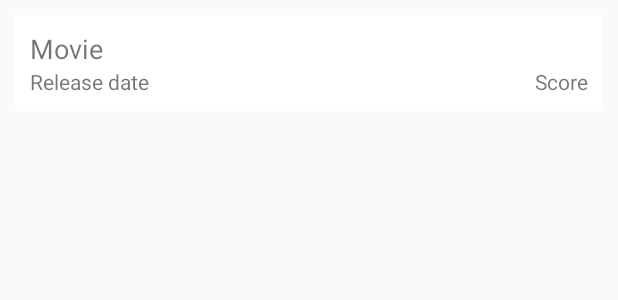
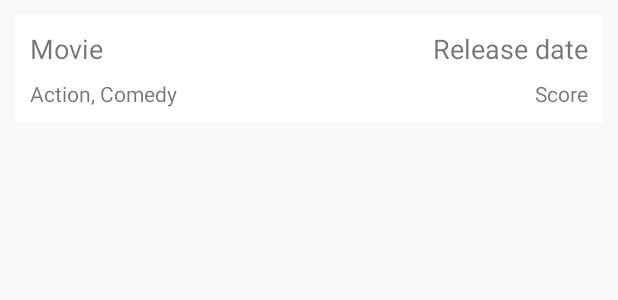
Before and after one commit to koncinar/roksmovies, an Android app: the layout list_item_movie.xml on its own in the app's theme, with its tools: preview values and no code run, on a phone screen of 412 x 824 dp. Shown: the top 300 px of the screen. Run offline under Robolectric (Android 15) with nearby library versions, the phone set to English and light mode, and no system bars; network calls fail.

Commit message:
Fetching the list of genres from TheMovieDB's API and applying it to the list of movies RxJava and RxAndroid libraries were added for the sake of simultaneous loading of the genres and movies and caching the movies and handling the completion of both calls

```diff
--- a/app/build.gradle
+++ b/app/build.gradle
@@ -46,6 +46,10 @@ dependencies {
     implementation 'com.squareup.retrofit2:retrofit:2.4.0'
     implementation 'com.squareup.retrofit2:converter-gson:2.4.0'
     implementation 'com.squareup.okhttp3:logging-interceptor:3.11.0'
+    implementation 'com.squareup.retrofit2:adapter-rxjava2:2.4.0'
+
+    implementation 'io.reactivex.rxjava2:rxandroid:2.1.0'
+    implementation 'io.reactivex.rxjava2:rxjava:2.2.1'
 
     // Unit Testing
     testImplementation 'junit:junit:4.12'
--- a/app/src/main/java/rocks/koncina/roksmovies/BindingAdapters.kt
+++ b/app/src/main/java/rocks/koncina/roksmovies/BindingAdapters.kt
@@ -6,7 +6,7 @@ import android.arch.lifecycle.Observer
 import android.databinding.BindingAdapter
 import android.support.v7.widget.LinearLayoutManager
 import android.support.v7.widget.RecyclerView
-import rocks.koncina.roksmovies.movieslist.model.Movie
+import rocks.koncina.roksmovies.movieslist.api.Movie
 import rocks.koncina.roksmovies.movieslist.view.MoviesListAdapter
 
 @BindingAdapter("movies")
--- a/app/src/main/java/rocks/koncina/roksmovies/MainActivity.kt
+++ b/app/src/main/java/rocks/koncina/roksmovies/MainActivity.kt
@@ -3,8 +3,12 @@ package rocks.koncina.roksmovies
 import android.os.Bundle
 import android.support.v7.app.AppCompatActivity
 import kotlinx.android.synthetic.main.activity_main.*
+import rocks.koncina.roksmovies.movieslist.factories.InstanceFactory
+import rocks.koncina.roksmovies.movieslist.factories.ViewModelFactory
 
 class MainActivity : AppCompatActivity() {
+
+    val viewModelFactory by lazy { ViewModelFactory(InstanceFactory()) }
 
     override fun onCreate(savedInstanceState: Bundle?) {
         super.onCreate(savedInstanceState)
--- a/app/src/main/java/rocks/koncina/roksmovies/movieslist/api/MoviesResponse.kt
+++ b/app/src/main/java/rocks/koncina/roksmovies/movieslist/api/MoviesResponse.kt
@@ -1,7 +1,6 @@
 package rocks.koncina.roksmovies.movieslist.api
 
 import com.google.gson.annotations.SerializedName
-import rocks.koncina.roksmovies.movieslist.model.Movie
 
 data class MoviesResponse(
         @SerializedName("page") val page: Int? = null,
--- a/app/src/main/java/rocks/koncina/roksmovies/movieslist/api/TheMovieDbService.kt
+++ b/app/src/main/java/rocks/koncina/roksmovies/movieslist/api/TheMovieDbService.kt
@@ -1,6 +1,6 @@
 package rocks.koncina.roksmovies.movieslist.api
 
-import retrofit2.Call
+import io.reactivex.Single
 import retrofit2.http.GET
 import retrofit2.http.Query
 
@@ -8,6 +8,8 @@ import retrofit2.http.Query
 interface TheMovieDbService {
 
     @GET("/3/discover/movie")
-    fun getDiscoverMovies(@Query("api_key") key: String): Call<MoviesResponse>
+    fun getDiscoverMovies(@Query("api_key") key: String): Single<MoviesResponse>
 
+    @GET("/3/genre/movie/list")
+    fun getGenres(@Query("api_key") key: String): Single<GenresResponse>
 }
--- /dev/null
+++ b/app/src/main/java/rocks/koncina/roksmovies/movieslist/model/GenresRepository.kt
@@ -0,0 +1,5 @@
+package rocks.koncina.roksmovies.movieslist.model
+
+import rocks.koncina.roksmovies.movieslist.api.TheMovieDbService
+
+class GenresRepository(theMovieDbService: TheMovieDbService)
--- a/app/src/main/java/rocks/koncina/roksmovies/movieslist/view/MovieViewHolder.kt
+++ b/app/src/main/java/rocks/koncina/roksmovies/movieslist/view/MovieViewHolder.kt
@@ -3,7 +3,7 @@ package rocks.koncina.roksmovies.movieslist.view
 import android.support.v7.widget.RecyclerView
 import android.view.View
 import rocks.koncina.roksmovies.databinding.ListItemMovieBinding
-import rocks.koncina.roksmovies.movieslist.model.Movie
+import rocks.koncina.roksmovies.movieslist.api.Movie
 
 class MovieViewHolder(itemView: View) : RecyclerView.ViewHolder(itemView) {
     private val binding = ListItemMovieBinding.bind(itemView)
--- a/app/src/main/java/rocks/koncina/roksmovies/movieslist/view/MoviesListAdapter.kt
+++ b/app/src/main/java/rocks/koncina/roksmovies/movieslist/view/MoviesListAdapter.kt
@@ -5,7 +5,7 @@ import android.view.LayoutInflater
 import android.view.View
 import android.view.ViewGroup
 import rocks.koncina.roksmovies.R
-import rocks.koncina.roksmovies.movieslist.model.Movie
+import rocks.koncina.roksmovies.movieslist.api.Movie
 
 class MoviesListAdapter : RecyclerView.Adapter<MovieViewHolder>() {
     var movies = listOf<Movie>()
--- a/app/src/main/java/rocks/koncina/roksmovies/movieslist/view/MoviesListFragment.kt
+++ b/app/src/main/java/rocks/koncina/roksmovies/movieslist/view/MoviesListFragment.kt
@@ -6,8 +6,8 @@ import android.support.v4.app.Fragment
 import android.view.LayoutInflater
 import android.view.View
 import android.view.ViewGroup
+import rocks.koncina.roksmovies.MainActivity
 import rocks.koncina.roksmovies.databinding.FragmentMoviesListBinding
-import rocks.koncina.roksmovies.movieslist.viewmodel.MoviesLisViewModelFactory
 import rocks.koncina.roksmovies.movieslist.viewmodel.MoviesListViewModel
 
 class MoviesListFragment : Fragment() {
@@ -16,7 +16,8 @@ class MoviesListFragment : Fragment() {
                               savedInstanceState: Bundle?): View? {
         val binding = FragmentMoviesListBinding.inflate(inflater, container, false)
 
-        binding.viewModel = ViewModelProviders.of(this, MoviesLisViewModelFactory()).get(MoviesListViewModel::class.java)
+        val viewModelFactory = (context as MainActivity).viewModelFactory
+        binding.viewModel = ViewModelProviders.of(this, viewModelFactory).get(MoviesListViewModel::class.java)
 
         return binding.root
     }
--- a/app/src/main/java/rocks/koncina/roksmovies/movieslist/viewmodel/MoviesListViewModel.kt
+++ b/app/src/main/java/rocks/koncina/roksmovies/movieslist/viewmodel/MoviesListViewModel.kt
@@ -2,7 +2,7 @@ package rocks.koncina.roksmovies.movieslist.viewmodel
 
 import android.arch.lifecycle.ViewModel
 import android.databinding.ObservableBoolean
-import rocks.koncina.roksmovies.movieslist.model.Movie
+import rocks.koncina.roksmovies.movieslist.api.Movie
 import rocks.koncina.roksmovies.movieslist.model.MoviesRepository
 
 class MoviesListViewModel(private val moviesRepository: MoviesRepository) : ViewModel() {
--- a/app/src/main/res/layout/list_item_movie.xml
+++ b/app/src/main/res/layout/list_item_movie.xml
@@ -7,7 +7,7 @@
 
         <variable
             name="movie"
-            type="rocks.koncina.roksmovies.movieslist.model.Movie" />
+            type="rocks.koncina.roksmovies.movieslist.api.Movie" />
     </data>
 
     <android.support.constraint.ConstraintLayout
@@ -21,9 +21,11 @@
             android:id="@+id/item_movie_title"
             android:layout_width="0dp"
             android:layout_height="wrap_content"
+            android:layout_marginEnd="16dp"
+            android:layout_marginRight="16dp"
             android:text="@{movie.title}"
             android:textSize="18sp"
-            app:layout_constraintEnd_toEndOf="parent"
+            app:layout_constraintEnd_toStartOf="@+id/item_movie_release_date"
             app:layout_constraintStart_toStartOf="parent"
             app:layout_constraintTop_toTopOf="parent"
             tools:text="Movie" />
@@ -33,9 +35,9 @@
             android:layout_width="wrap_content"
             android:layout_height="wrap_content"
             android:text="@{movie.releaseYear}"
-            app:layout_constraintBottom_toBottomOf="parent"
-            app:layout_constraintStart_toStartOf="parent"
-            app:layout_constraintTop_toBottomOf="@+id/item_movie_title"
+            android:textSize="18sp"
+            app:layout_constraintEnd_toEndOf="parent"
+            app:layout_constraintTop_toTopOf="parent"
             tools:text="Release date" />
 
         <TextView
@@ -44,7 +46,21 @@
             android:layout_height="wrap_content"
             android:text="@{movie.scorePrintable}"
             app:layout_constraintEnd_toEndOf="parent"
+            app:layout_constraintTop_toTopOf="@+id/item_movie_genres"
+            tools:text="Score" />
+
+        <TextView
+            android:id="@+id/item_movie_genres"
+            android:layout_width="0dp"
+            android:layout_height="wrap_content"
+            android:layout_marginEnd="16dp"
+            android:layout_marginRight="16dp"
+            android:layout_marginTop="8dp"
+            android:text="@{movie.genres}"
+            app:layout_constraintBottom_toBottomOf="parent"
+            app:layout_constraintEnd_toStartOf="@+id/item_movie_score"
+            app:layout_constraintStart_toStartOf="parent"
             app:layout_constraintTop_toBottomOf="@+id/item_movie_title"
-            tools:text="Score" />
+            tools:text="Action, Comedy" />
     </android.support.constraint.ConstraintLayout>
 </layout>
```
Also changed, not shown: app/src/main/java/rocks/koncina/roksmovies/movieslist/api/Genre.kt (added, +8 -0 lines), app/src/main/java/rocks/koncina/roksmovies/movieslist/api/GenresResponse.kt (added, +7 -0 lines), app/src/main/java/rocks/koncina/roksmovies/movieslist/api/Movie.kt (renamed from app/src/main/java/rocks/koncina/roksmovies/movieslist/model/Movie.kt, +11 -3 lines), app/src/main/java/rocks/koncina/roksmovies/movieslist/factories/InstanceFactory.kt (added, +42 -0 lines), app/src/main/java/rocks/koncina/roksmovies/movieslist/factories/ViewModelFactory.kt (added, +18 -0 lines), app/src/main/java/rocks/koncina/roksmovies/movieslist/model/MoviesRepository.kt (+53 -15 lines), app/src/main/java/rocks/koncina/roksmovies/movieslist/viewmodel/MoviesLisViewModelFactory.kt (deleted, +0 -46 lines).
